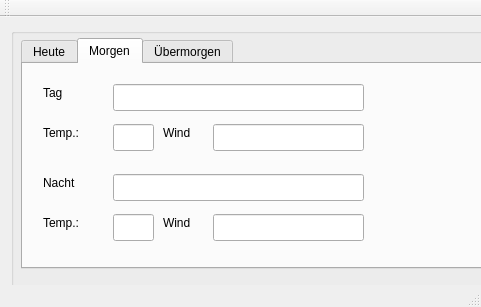
willi-berger/qt-weather-info, file mainwindow.ui: the form before one commit.
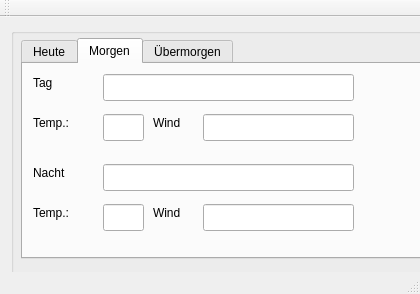
The form after the commit. The open tabs and pages were chosen to show the change.

Diff of the .ui file:
```diff
--- a/mainwindow.ui
+++ b/mainwindow.ui
@@ -6,8 +6,8 @@
    <rect>
     <x>0</x>
     <y>0</y>
-    <width>481</width>
-    <height>307</height>
+    <width>420</width>
+    <height>294</height>
    </rect>
   </property>
   <property name="windowTitle">
@@ -40,8 +40,8 @@
          <rect>
           <x>10</x>
           <y>10</y>
-          <width>461</width>
-          <height>231</height>
+          <width>401</width>
+          <height>221</height>
          </rect>
         </property>
         <property name="currentIndex">
@@ -213,8 +213,8 @@
          <widget class="QLabel" name="label_2">
           <property name="geometry">
            <rect>
-            <x>20</x>
-            <y>20</y>
+            <x>10</x>
+            <y>10</y>
             <width>71</width>
             <height>17</height>
            </rect>
@@ -226,8 +226,8 @@
          <widget class="QLabel" name="label_6">
           <property name="geometry">
            <rect>
-            <x>20</x>
-            <y>60</y>
+            <x>10</x>
+            <y>50</y>
             <width>71</width>
             <height>17</height>
            </rect>
@@ -239,8 +239,8 @@
          <widget class="QLineEdit" name="tfWindDay1">
           <property name="geometry">
            <rect>
-            <x>190</x>
-            <y>60</y>
+            <x>180</x>
+            <y>50</y>
             <width>151</width>
             <height>27</height>
            </rect>
@@ -249,8 +249,8 @@
          <widget class="QLineEdit" name="tfWeatherTextDay1">
           <property name="geometry">
            <rect>
-            <x>90</x>
-            <y>20</y>
+            <x>80</x>
+            <y>10</y>
             <width>251</width>
             <height>27</height>
            </rect>
@@ -259,8 +259,8 @@
          <widget class="QLabel" name="label_9">
           <property name="geometry">
            <rect>
-            <x>140</x>
-            <y>60</y>
+            <x>130</x>
+            <y>50</y>
             <width>71</width>
             <height>17</height>
            </rect>
@@ -272,8 +272,8 @@
          <widget class="QLineEdit" name="tfTempMaxDay1">
           <property name="geometry">
            <rect>
-            <x>90</x>
-            <y>60</y>
+            <x>80</x>
+            <y>50</y>
             <width>41</width>
             <height>27</height>
            </rect>
@@ -282,10 +282,10 @@
          <widget class="QLabel" name="iconDay1">
           <property name="geometry">
            <rect>
-            <x>350</x>
-            <y>20</y>
-            <width>61</width>
-            <height>61</height>
+            <x>340</x>
+            <y>10</y>
+            <width>41</width>
+            <height>31</height>
            </rect>
           </property>
           <property name="text">
@@ -295,8 +295,8 @@
          <widget class="QLabel" name="label_7">
           <property name="geometry">
            <rect>
-            <x>20</x>
-            <y>150</y>
+            <x>10</x>
+            <y>140</y>
             <width>71</width>
             <height>17</height>
            </rect>
@@ -308,8 +308,8 @@
          <widget class="QLineEdit" name="tfTempMinNight1">
           <property name="geometry">
            <rect>
-            <x>90</x>
-            <y>150</y>
+            <x>80</x>
+            <y>140</y>
             <width>41</width>
             <height>27</height>
            </rect>
@@ -318,8 +318,8 @@
          <widget class="QLabel" name="label_10">
           <property name="geometry">
            <rect>
-            <x>20</x>
-            <y>110</y>
+            <x>10</x>
+            <y>100</y>
             <width>71</width>
             <height>17</height>
            </rect>
@@ -331,8 +331,8 @@
          <widget class="QLineEdit" name="tfWeatherTextNight1">
           <property name="geometry">
            <rect>
-            <x>90</x>
-            <y>110</y>
+            <x>80</x>
+            <y>100</y>
             <width>251</width>
             <height>27</height>
            </rect>
@@ -341,8 +341,8 @@
          <widget class="QLabel" name="label_11">
           <property name="geometry">
            <rect>
-            <x>140</x>
-            <y>150</y>
+            <x>130</x>
+            <y>140</y>
             <width>71</width>
             <height>17</height>
            </rect>
@@ -354,8 +354,8 @@
          <widget class="QLineEdit" name="tfWindNight1">
           <property name="geometry">
            <rect>
-            <x>190</x>
-            <y>150</y>
+            <x>180</x>
+            <y>140</y>
             <width>151</width>
             <height>27</height>
            </rect>
@@ -364,10 +364,10 @@
          <widget class="QLabel" name="iconNight1">
           <property name="geometry">
            <rect>
-            <x>350</x>
-            <y>110</y>
-            <width>61</width>
-            <height>61</height>
+            <x>340</x>
+            <y>100</y>
+            <width>41</width>
+            <height>31</height>
            </rect>
           </property>
           <property name="text">
```
Left out of the diff: 54 changed lines with no effect on the pictures.
